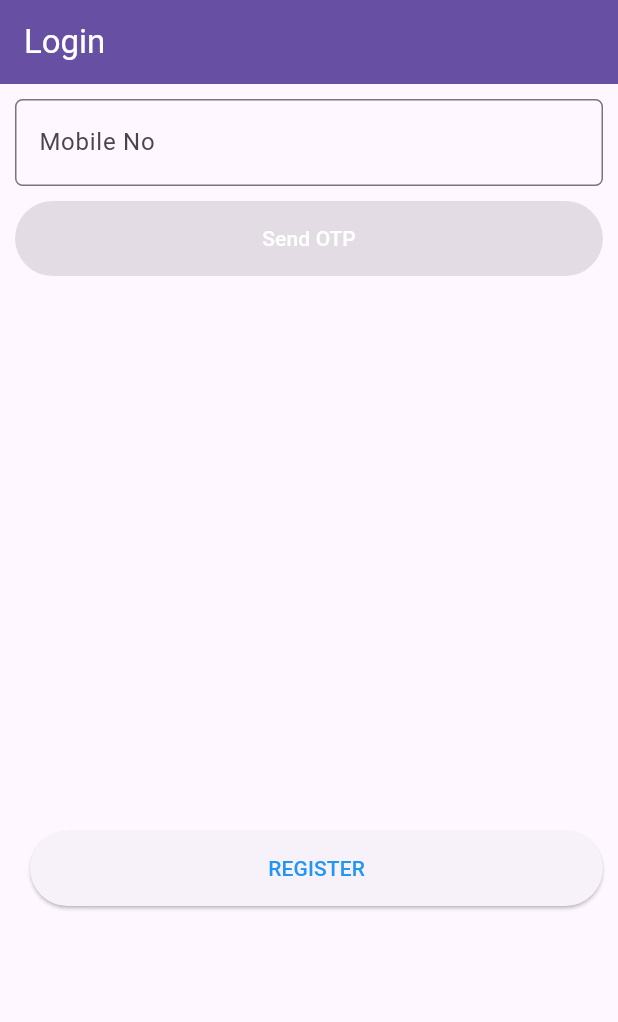
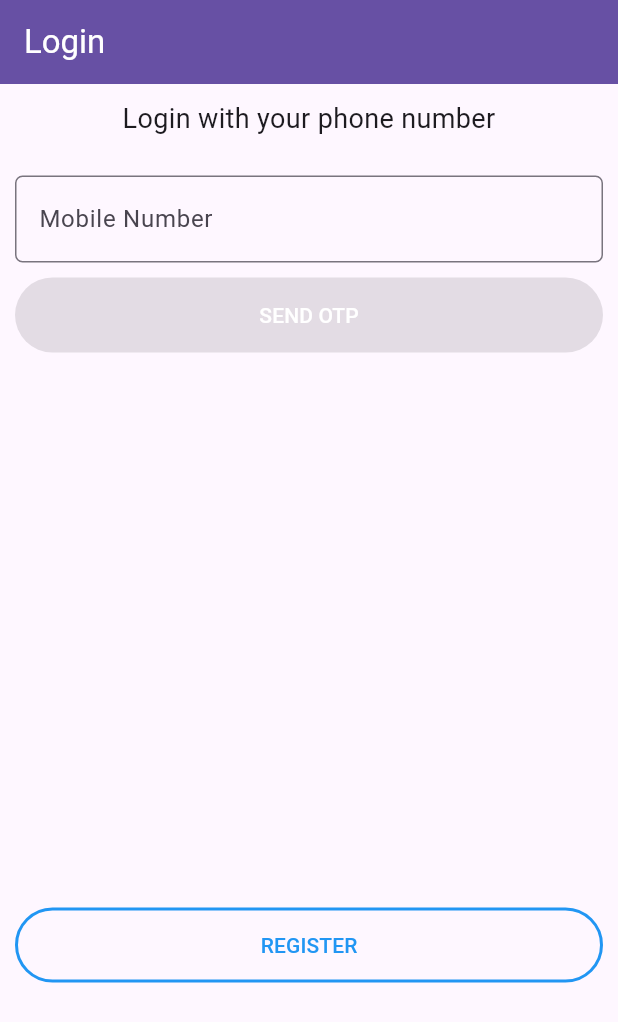
Before and after one commit to assignments-sliit/sriwallet, a Flutter app: the screen it shows after launch, after a tap on "LOGIN", on a phone screen of 412 x 824 dp. Shown: the top 1022 px of the screen. Run offline on Flutter 3.47's test engine with Material 2 defaults, Android fonts, the phone set to English and light mode, and no system bars; our stand-ins replace cloud_firestore, firebase_auth, firebase_core, font_awesome_flutter, local_auth and 4 more; missing offline and left inert: dart:ffi, qrscan; accounts and stored records are empty.

Commit message:
constants

```diff
--- a/lib/utils/labels/register_labels.dart
+++ b/lib/auth/constants/labels/login_labels.dart
@@ -1,13 +1,13 @@
 import 'package:flutter/cupertino.dart';
 
-Widget registerWithPhoneNoText() {
+Widget loginWithMobileNoText() {
   return Row(
     children: const [
       Expanded(
         child: Padding(
           padding: EdgeInsets.only(top: 10, bottom: 5),
           child: Text(
-            "Register with your phone number",
+            "Login with your phone number",
             textAlign: TextAlign.center,
             style: TextStyle(fontSize: 18),
           ),
--- /dev/null
+++ b/lib/auth/constants/labels/register_labels.dart
@@ -0,0 +1,18 @@
+import 'package:flutter/cupertino.dart';
+
+Widget registerWithPhoneNoText() {
+  return Row(
+    children: const [
+      Expanded(
+        child: Padding(
+          padding: EdgeInsets.only(top: 10, bottom: 5),
+          child: Text(
+            "Register with your phone number",
+            textAlign: TextAlign.center,
+            style: TextStyle(fontSize: 18),
+          ),
+        ),
+      ),
+    ],
+  );
+}
--- a/lib/auth/screens/login.dart
+++ b/lib/auth/screens/login.dart
@@ -3,8 +3,11 @@ import 'package:firebase_auth/firebase_auth.dart';
 import 'package:flutter/material.dart';
 import 'package:flutter/services.dart';
 import 'package:progress_dialog_null_safe/progress_dialog_null_safe.dart';
+import 'package:sriwallet/auth/constants/labels/login_labels.dart';
+import 'package:sriwallet/auth/constants/labels/register_labels.dart';
 import 'package:sriwallet/auth/screens/register.dart';
 import 'package:sriwallet/home/screens/homepage.dart';
+import 'package:sriwallet/constants/button_labels.dart';
 
 class LoginPage extends StatefulWidget {
   const LoginPage({Key? key}) : super(key: key);
@@ -67,6 +70,7 @@ class _LoginPageState extends State<LoginPage> {
                 child: Column(
               crossAxisAlignment: CrossAxisAlignment.start,
               children: [
+                loginWithMobileNoText(),
                 phoneNumberInput(),
                 otpInput(),
                 masterButton(),
@@ -100,7 +104,7 @@ class _LoginPageState extends State<LoginPage> {
 
   Widget phoneNumberInput() {
     return Padding(
-      padding: const EdgeInsets.only(left: 10, right: 10, bottom: 10, top: 10),
+      padding: const EdgeInsets.only(left: 10, right: 10, bottom: 10, top: 20),
       child: TextFormField(
         onChanged: (value) {
           setState(() {
@@ -122,7 +126,7 @@ class _LoginPageState extends State<LoginPage> {
         keyboardType: TextInputType.phone,
         decoration: InputDecoration(
             counterText: "",
-            label: const Text("Mobile No"),
+            label: const Text("Mobile Number"),
             prefix: const Padding(
               padding: EdgeInsets.all(1.0),
               child: Text(
@@ -200,7 +204,7 @@ class _LoginPageState extends State<LoginPage> {
                   }
                 }
               },
-        child: Text(!verificationSent ? "Send OTP" : "LOGIN",
+        child: Text(!verificationSent ? ButtonConstants.SEND_OTP : ButtonConstants.LOGIN,
             style: const TextStyle(color: Colors.white)),
       ),
     );
@@ -208,10 +212,11 @@ class _LoginPageState extends State<LoginPage> {
 
   Widget register() {
     return Padding(
-      padding: const EdgeInsets.only(left: 20, right: 10),
-      child: ElevatedButton(
-        style: ElevatedButton.styleFrom(
+      padding: const EdgeInsets.only(left: 10, right: 10),
+      child: OutlinedButton(
+        style: OutlinedButton.styleFrom(
           minimumSize: const Size.fromHeight(50),
+          side: const BorderSide(width: 2.0, color: Colors.blue),
         ),
         onPressed: () {
           Navigator.pushReplacement(context,
--- a/lib/auth/screens/register.dart
+++ b/lib/auth/screens/register.dart
@@ -3,12 +3,14 @@ import 'package:firebase_auth/firebase_auth.dart';
 import 'package:flutter/material.dart';
 import 'package:flutter/services.dart';
 import 'package:progress_dialog_null_safe/progress_dialog_null_safe.dart';
+import 'package:sriwallet/auth/constants/labels/register_labels.dart';
 import 'package:sriwallet/auth/functions/create_user.dart';
 import 'package:sriwallet/auth/functions/validators.dart';
 import 'package:sriwallet/auth/screens/login.dart';
+import 'package:sriwallet/constants/input_labels.dart';
 import 'package:sriwallet/home/screens/homepage.dart';
+import 'package:sriwallet/constants/button_labels.dart';
 import 'package:sriwallet/utils/input/name_input.dart';
-import 'package:sriwallet/utils/labels/register_labels.dart';
 
 class RegisterPage extends StatefulWidget {
   const RegisterPage({Key? key}) : super(key: key);
@@ -206,20 +208,28 @@ class _RegisterPageState extends State<RegisterPage> {
       padding: const EdgeInsets.only(left: 10, right: 10),
       child: ElevatedButton(
         style: ElevatedButton.styleFrom(
+          primary: Colors.lightBlue[500],
           minimumSize: const Size.fromHeight(50),
         ),
         onPressed: !phoneNumberFilled
             ? null
             : () {
-                if (!verificationSent) {
-                  verifyMobile();
-                } else {
-                  if (_registerPageKey.currentState!.validate()) {
-                    loginWithMobileNo(context);
+                if (_registerPageKey.currentState!.validate()) {
+                  if (!verificationSent) {
+                    verifyMobile();
+                  } else {
+                    if (_registerPageKey.currentState!.validate()) {
+                      loginWithMobileNo(context);
+                    }
                   }
                 }
               },
-        child: Text(!verificationSent ? "Send OTP" : "Register with Mobile"),
+        child: Text(
+          !verificationSent
+              ? ButtonConstants.SEND_OTP
+              : ButtonConstants.REGISTER_WITH_MOBILE,
+          style: const TextStyle(color: Colors.white),
+        ),
       ),
     );
   }
@@ -227,18 +237,18 @@ class _RegisterPageState extends State<RegisterPage> {
   Widget goAndLogin() {
     return Padding(
       padding: const EdgeInsets.only(left: 10, right: 10),
-      child: ElevatedButton(
-        style: ElevatedButton.styleFrom(
-          primary: Colors.lightBlue[500],
+      child: OutlinedButton(
+        style: OutlinedButton.styleFrom(
           minimumSize: const Size.fromHeight(50),
+          side: const BorderSide(width: 2.0, color: Colors.blue),
         ),
         onPressed: () {
           Navigator.pushReplacement(context,
               MaterialPageRoute(builder: (context) => const LoginPage()));
         },
-        child: const Text(
-          "LOGIN",
-          style: TextStyle(color: Colors.white),
+        child: Text(
+          ButtonConstants.LOGIN,
+          style: const TextStyle(color: Colors.blue),
         ),
       ),
     );
@@ -272,9 +282,8 @@ class _RegisterPageState extends State<RegisterPage> {
       child: TextFormField(
         controller: nicController,
         validator: nicValidator,
-        //  onChanged: nicValidator,
         decoration: InputDecoration(
-            label: const Text("NIC"),
+            label: const Text(InputLabels.NIC),
             counterText: "",
             border: OutlineInputBorder(
                 borderRadius: BorderRadius.circular(5.0),
@@ -291,7 +300,7 @@ class _RegisterPageState extends State<RegisterPage> {
         validator: emailValidator,
         keyboardType: TextInputType.emailAddress,
         decoration: InputDecoration(
-            label: const Text("Email Address"),
+            label: const Text(InputLabels.EMAIL),
             counterText: "",
             border: OutlineInputBorder(
                 borderRadius: BorderRadius.circular(5.0),
--- a/lib/cards/screens/add_card.dart
+++ b/lib/cards/screens/add_card.dart
@@ -35,14 +35,14 @@ class _AddCardPageState extends State<AddCardPage> {
           backgroundColor: Theme.of(context).primaryColor,
           title: const Text(
             "Add a card",
-            style: TextStyle(color: Colors.blue),
+            style: TextStyle(color: Colors.white),
           ),
         ),
         body: SafeArea(
           child: Column(
             children: [
               Padding(
-                padding: const EdgeInsets.all(5.0),
+                padding: const EdgeInsets.only(top: 30, right: 10,left: 10),
                 child: TextFormField(
                   maxLength: 22,
                   inputFormatters: [
@@ -64,7 +64,7 @@ class _AddCardPageState extends State<AddCardPage> {
                 ),
               ),
               Padding(
-                padding: const EdgeInsets.all(5.0),
+                padding: const EdgeInsets.only(top: 15, right: 10,left: 10),
                 child: TextFormField(
                   controller: holderNameController,
                   decoration: InputDecoration(
@@ -75,7 +75,7 @@ class _AddCardPageState extends State<AddCardPage> {
                 ),
               ),
               Padding(
-                padding: const EdgeInsets.all(5.0),
+                padding: const EdgeInsets.only(top: 15, right: 10,left: 10),
                 child: TextFormField(
                   controller: bankNameController,
                   decoration: InputDecoration(
@@ -89,7 +89,7 @@ class _AddCardPageState extends State<AddCardPage> {
                 children: [
                   Expanded(
                     child: Padding(
-                      padding: const EdgeInsets.all(5.0),
+                      padding: const EdgeInsets.only(top: 15, right: 10,left: 10),
                       child: TextFormField(
                         controller: expController,
                         maxLength: 5,
@@ -110,7 +110,7 @@ class _AddCardPageState extends State<AddCardPage> {
                   ),
                   Expanded(
                     child: Padding(
-                      padding: const EdgeInsets.all(5.0),
+                      padding: const EdgeInsets.only(top: 15, right: 10,left: 10),
                       child: TextFormField(
                         maxLength: 3,
                         keyboardType: TextInputType.number,
@@ -127,7 +127,7 @@ class _AddCardPageState extends State<AddCardPage> {
                 ],
               ),
               Padding(
-                padding: const EdgeInsets.only(top: 8.0),
+                padding:const EdgeInsets.only(top: 30, right: 10,left: 10),
                 child: ElevatedButton(
                   style: ElevatedButton.styleFrom(
                     minimumSize: const Size.fromHeight(50),
--- /dev/null
+++ b/lib/constants/button_labels.dart
@@ -0,0 +1,9 @@
+class ButtonConstants {
+  static String SEND_OTP = "SEND OTP";
+  static String LOGIN = "LOGIN";
+
+  static String REGISTER = "REGISTER";
+  static String REGISTER_WITH_MOBILE = "REGISTER WITH MOBILE";
+
+  static String NIC = "NIC";
+}
--- /dev/null
+++ b/lib/constants/input_labels.dart
@@ -0,0 +1,4 @@
+class InputLabels {
+   static const String NIC = "NIC";
+   static const String EMAIL = "Email Address";
+}
```
